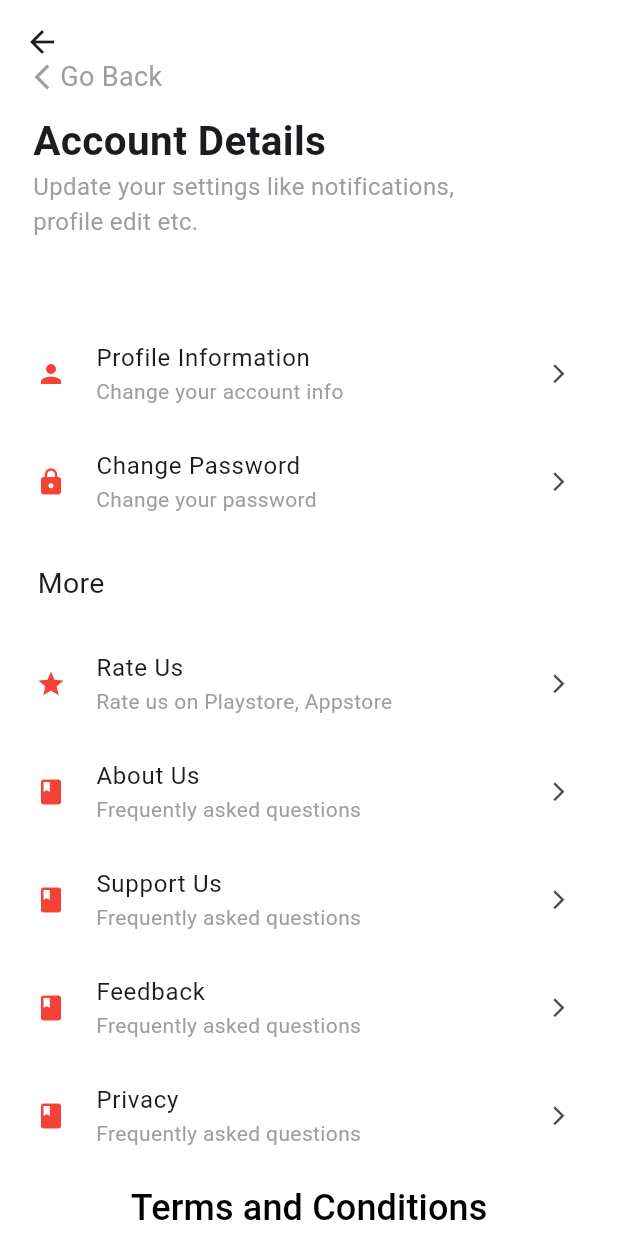
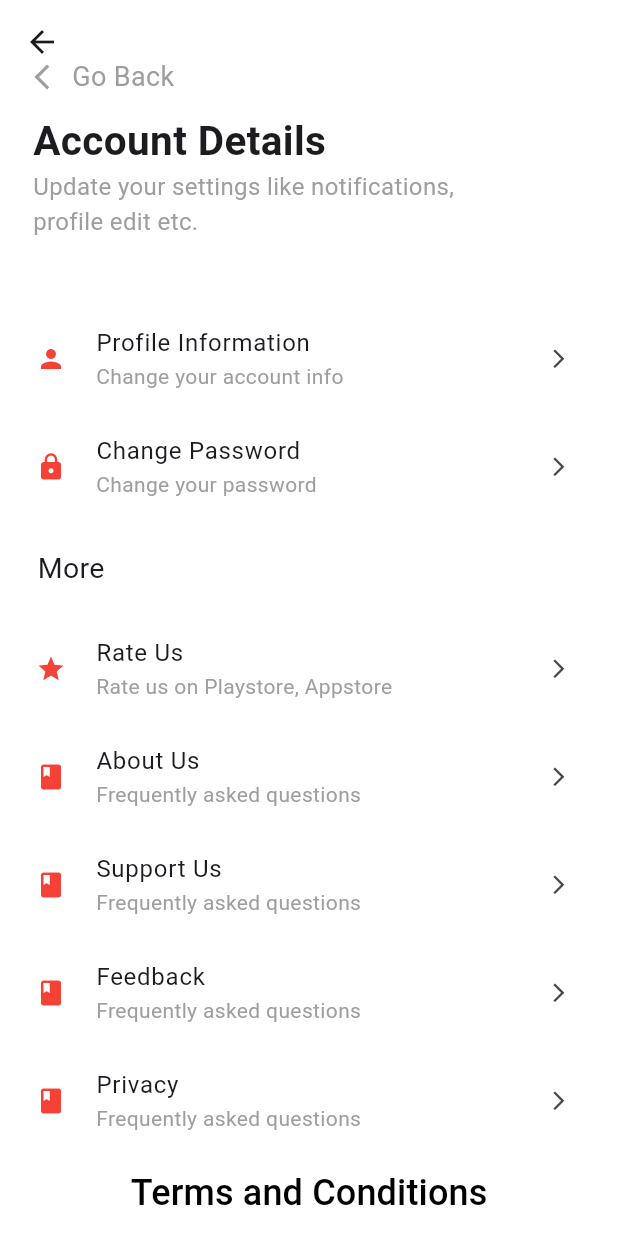
Before and after one commit to jaishree29/digital_canteen, a Flutter app: the MyProfilePage screen opened directly, on a phone screen of 412 x 824 dp. Run offline on Flutter 3.47's test engine with Material 3 defaults, Android fonts, the light colour scheme and no system bars; our stand-ins replace carousel_slider, cloud_firestore, firebase_auth, firebase_core, google_sign_in, shared_preferences; missing offline and left inert: image_card; accounts and stored records are empty.

Commit message:
Minimal changes in UI

```diff
--- a/lib/views/Orders/food_details.dart
+++ b/lib/views/Orders/food_details.dart
@@ -14,7 +14,7 @@ class FoodDetails extends StatefulWidget {
   });
 
   @override
-  _FoodDetailsState createState() => _FoodDetailsState();
+  State<FoodDetails> createState() => _FoodDetailsState();
 }
 
 class _FoodDetailsState extends State<FoodDetails> {
--- a/lib/views/Orders/order_history.dart
+++ b/lib/views/Orders/order_history.dart
@@ -58,7 +58,7 @@ class RecentlyOrderedPage extends StatelessWidget {
                 final order = recentlyDeliveredOrders[index];
                 return ListTile(
                   title: Text(order['foodTitle']),
-                  subtitle: Text('Price: \₹${order['totalPrice']}'),
+                  subtitle: Text('Price: ₹${order['totalPrice']}'),
                 );
               },
             );
--- a/lib/views/Orders/recently_ordered_page.dart
+++ b/lib/views/Orders/recently_ordered_page.dart
@@ -59,7 +59,7 @@ class RecentlyOrderedPage extends StatelessWidget {
                 final order = recentlyDeliveredOrders[index];
                 return ListTile(
                   title: Text(order['foodTitle']),
-                  subtitle: Text('Price: \₹${order['totalPrice']}'),
+                  subtitle: Text('Price: ₹${order['totalPrice']}'),
                 );
               },
             );
--- a/lib/views/Profile/my_profile_page.dart
+++ b/lib/views/Profile/my_profile_page.dart
@@ -1,8 +1,8 @@
 import 'package:digital_canteen/views/Profile/profile_card.dart';
+import 'package:digital_canteen/views/navigation_page.dart';
 import 'package:flutter/material.dart';
 
 import 'edit_profile.dart';
-
 
 class MyProfilePage extends StatelessWidget {
   const MyProfilePage({super.key});
@@ -14,7 +14,7 @@ class MyProfilePage extends StatelessWidget {
         child: CustomScrollView(
           slivers: [
             SliverAppBar(
-              expandedHeight: 195, // Height of the sticky header
+              expandedHeight: 185, // Height of the sticky header
               flexibleSpace: FlexibleSpaceBar(
                 background: Padding(
                   padding: const EdgeInsets.all(18.0),
@@ -23,12 +23,21 @@ class MyProfilePage extends StatelessWidget {
                     children: [
                       const SizedBox(height: 20),
                       Row(
-                        children: const [
-                          Icon(Icons.arrow_back_ios_new_sharp, size: 20, color: Colors.grey),
-                          SizedBox(width: 2),
-                          Text(
-                            "Go Back",
-                            style: TextStyle(fontSize: 18, color: Colors.grey),
+                        children: [
+                          const Icon(Icons.arrow_back_ios_new_sharp,
+                              size: 20, color: Colors.grey),
+                          const SizedBox(width: 10),
+                          InkWell(
+                            onTap: () => Navigator.pushReplacement(context,
+                              MaterialPageRoute(
+                                builder: (context) => const NavigationPage(),
+                              ),
+                            ),
+                            child: const Text(
+                              "Go Back",
+                              style:
+                                  TextStyle(fontSize: 18, color: Colors.grey),
+                            ),
                           ),
                         ],
                       ),
@@ -37,7 +46,8 @@ class MyProfilePage extends StatelessWidget {
                         padding: EdgeInsets.only(left: 4.0),
                         child: Text(
                           "Account Details",
-                          style: TextStyle(fontSize: 27, fontWeight: FontWeight.bold),
+                          style: TextStyle(
+                              fontSize: 27, fontWeight: FontWeight.bold),
                         ),
                       ),
                       const Padding(
@@ -73,7 +83,8 @@ class MyProfilePage extends StatelessWidget {
                             onTap: () {
                               Navigator.push(
                                 context,
-                                MaterialPageRoute(builder: (context) => EditProfile()),
+                                MaterialPageRoute(
+                                    builder: (context) => EditProfile()),
                               );
                             },
                           ),
@@ -88,7 +99,8 @@ class MyProfilePage extends StatelessWidget {
                     ),
                   ),
                   const Padding(
-                    padding: EdgeInsets.only(left: 25.0, top: 10), // Added padding for alignment
+                    padding: EdgeInsets.only(
+                        left: 25.0, top: 10), // Added padding for alignment
                     child: Text("More", style: TextStyle(fontSize: 19)),
                   ),
                   const SizedBox(height: 10),
```
Also changed, not shown: lib/views/Profile/edit_profile.dart (+4 -4 lines), lib/views/Profile/profile_info_page.dart (+7 -7 lines), lib/views/checkout/payment_page.dart (+5 -6 lines).
